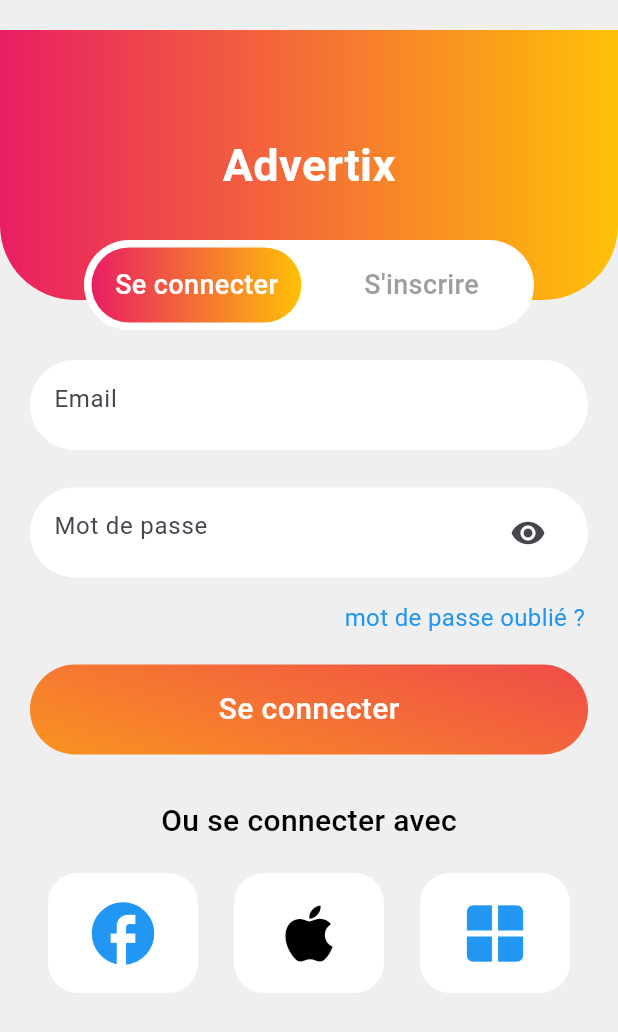
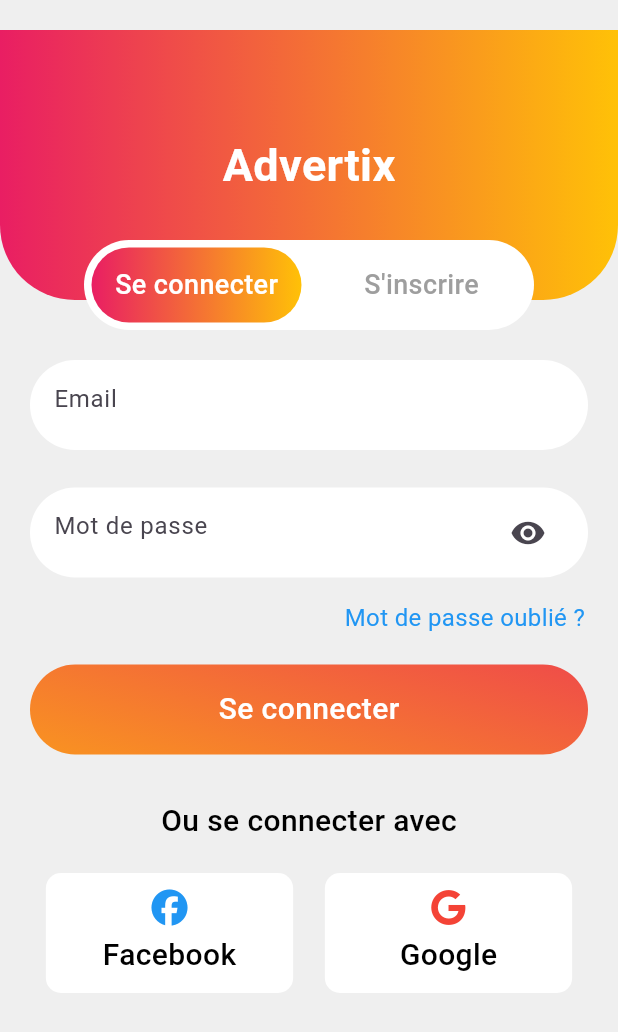
Before and after one commit to dieudonneopilam/advertix, a Flutter app: the LoginPage screen opened by its route, on a phone screen of 412 x 824 dp. Shown: the top 1032 px of the screen. Run offline on Flutter 3.47's test engine with Material 2 defaults, Android fonts, the phone set to English and light mode, and no system bars; our stand-ins replace bloc, equatable, flutter_bloc, font_awesome_flutter, go_router, heroicons; network calls fail.

Commit message:
add font_awesome_flutter to use google Icon on the login page

```diff
--- a/lib/screens/onbording.dart
+++ b/lib/screens/onbording.dart
@@ -18,14 +18,14 @@ class OnBordingPage extends StatelessWidget {
             children: [
               const SizedBox(height: 100),
               DelayedWidget(
-                  delay: 1200,
+                  delay: 700,
                   child: Image.asset(
                     'assets/img/logo.png',
                     height: 200,
                   )),
               const SizedBox(height: 10),
               const DelayedWidget(
-                delay: 1300,
+                delay: 1500,
                 child: Text('Advertix',
                     style:
                         TextStyle(fontSize: 40, fontWeight: FontWeight.bold)),
@@ -53,7 +53,7 @@ class OnBordingPage extends StatelessWidget {
                   ),
                 ),
               ),
-              const SizedBox(height: 50),
+              const SizedBox(height: 100),
               const DelayedWidget(
                 delay: 2500,
                 child: Text('From',
@@ -64,7 +64,7 @@ class OnBordingPage extends StatelessWidget {
                 child: Text('STRAR-TECH GROUP',
                     style: TextStyle(fontSize: 20, color: Colors.grey)),
               ),
-              const SizedBox(height: 100),
+              const SizedBox(height: 50),
             ],
           ),
         ),
--- a/lib/widgets/drawer.dart
+++ b/lib/widgets/drawer.dart
@@ -42,14 +42,14 @@ class DrawerApp extends StatelessWidget {
                       : Colors.white,
                 ),
               ),
-              const SizedBox(height: 10),
+              const SizedBox(height: 0),
+              const ListTileDrawerTheme(
+                  iconLeft: Icons.cloud, title: 'Thème', isTheme: true),
               const ListTileDrawer(
-                  iconLeft: Icons.settings, title: 'Parametres'),
+                  iconLeft: Icons.settings, title: 'Paramètres'),
               const ListTileDrawer(
                   iconLeft: Icons.lock_person,
                   title: 'Conditions de confidentialité'),
-              const ListTileDrawerTheme(
-                  iconLeft: Icons.cloud, title: 'Thème', isTheme: true),
               const ListTileDrawer(
                   iconLeft: Icons.share, title: 'Partager l\'application'),
               const ListTileDrawer(
--- a/lib/widgets/login.widget.dart
+++ b/lib/widgets/login.widget.dart
@@ -3,6 +3,7 @@ import 'package:theme/widgets/buttom.container.dart';
 import 'package:theme/widgets/field.normal.dart';
 import 'package:theme/widgets/social.media.buttom.dart';
 import 'package:theme/widgets/text.dart';
+import 'package:font_awesome_flutter/font_awesome_flutter.dart';
 
 class LoginPageWidget extends StatelessWidget {
   const LoginPageWidget({super.key});
@@ -19,7 +20,7 @@ class LoginPageWidget extends StatelessWidget {
             margin: const EdgeInsets.symmetric(horizontal: 22),
             alignment: Alignment.centerRight,
             child: const TextSmall(
-                text: 'mot de passe oublié ?', color: Colors.blue)),
+                text: 'Mot de passe oublié ?', color: Colors.blue)),
         const SizedBox(height: 10),
         const ButtomSimple(title: 'Se connecter'),
         const SizedBox(height: 20),
@@ -31,9 +32,13 @@ class LoginPageWidget extends StatelessWidget {
             mainAxisAlignment: MainAxisAlignment.spaceAround,
             children: [
               SocialMediaButtom(
-                  colorIcon: Colors.blue, iconData: Icons.facebook),
-              SocialMediaButtom(colorIcon: Colors.black, iconData: Icons.apple),
-              SocialMediaButtom(colorIcon: Colors.blue, iconData: Icons.window),
+                  colorIcon: Colors.blue,
+                  iconData: FontAwesomeIcons.facebook,
+                  title: 'Facebook'),
+              SocialMediaButtom(
+                  colorIcon: Colors.red,
+                  iconData: FontAwesomeIcons.google,
+                  title: 'Google'),
             ],
           ),
         )
--- a/lib/widgets/social.media.buttom.dart
+++ b/lib/widgets/social.media.buttom.dart
@@ -1,23 +1,34 @@
 import 'package:flutter/material.dart';
+import 'package:theme/widgets/text.dart';
 
 class SocialMediaButtom extends StatelessWidget {
   const SocialMediaButtom({
     super.key,
     required this.iconData,
     required this.colorIcon,
+    required this.title,
   });
 
   final IconData iconData;
   final Color colorIcon;
+  final String title;
 
   @override
   Widget build(BuildContext context) {
     return Container(
+      alignment: Alignment.center,
       height: 80,
-      width: 100,
+      width: MediaQuery.sizeOf(context).width * 0.40,
       decoration: BoxDecoration(
-          borderRadius: BorderRadius.circular(20), color: Colors.white),
-      child: Icon(iconData, size: 50, color: colorIcon),
+          borderRadius: BorderRadius.circular(10), color: Colors.white),
+      child: Column(
+        mainAxisAlignment: MainAxisAlignment.center,
+        children: [
+          Icon(iconData, color: colorIcon),
+          const SizedBox(height: 5),
+          TextMoy(text: title, color: Colors.black)
+        ],
+      ),
     );
   }
 }
--- a/pubspec.yaml
+++ b/pubspec.yaml
@@ -35,6 +35,7 @@ dependencies:
   flutter:
     sdk: flutter
   flutter_bloc: ^8.1.3
+  font_awesome_flutter: ^10.5.0
   go_router: ^10.1.2
   google_fonts: ^5.1.0
   heroicons: ^0.9.0
```
Also changed, not shown: pubspec.lock.
